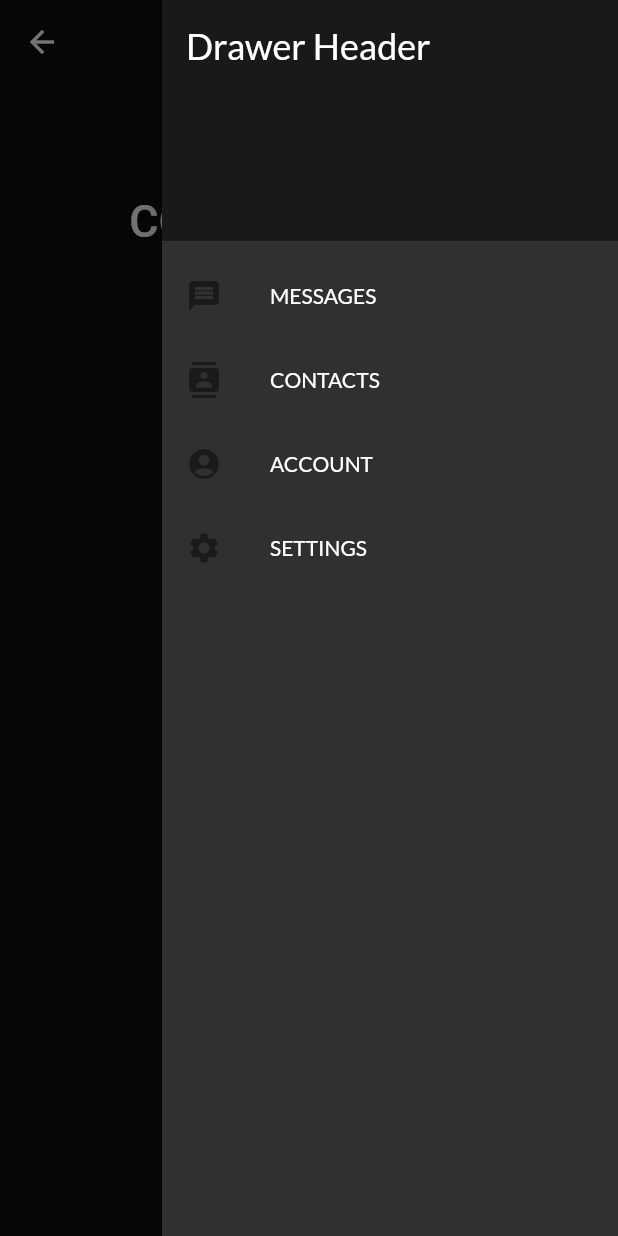
After one commit to kaciyn/aulare, a Flutter app: the HomePage screen opened directly, after a tap on the "menu" icon, on a phone screen of 412 x 824 dp. The commit adds this screen. Run offline on Flutter 3.47's test engine with Material 2 defaults, Android fonts, the phone set to English and light mode, and no system bars; our stand-ins replace bloc, cloud_firestore, equatable, file_picker, firebase_auth, firebase_core and 5 more; missing offline and left inert: flutter_launcher_icons, rubber; accounts and stored records are empty.

Commit message:
Login widget page extraction + menu drawer to components file for reusability

```diff
--- /dev/null
+++ b/lib/components/menu_drawer.dart
@@ -0,0 +1,60 @@
+import 'package:aulare/config/defaultTheme.dart';
+import 'package:aulare/config/transitions.dart';
+import 'package:aulare/views/contacts/components/floating_add_button.dart';
+import 'package:aulare/views/contacts/contacts_page.dart';
+import 'package:aulare/views/home/bloc/home_bloc.dart';
+import 'package:aulare/views/home/components/conversation_row.dart';
+import 'package:aulare/views/messaging/models/conversation_info.dart';
+import 'package:flutter/material.dart';
+import 'package:flutter_bloc/flutter_bloc.dart';
+import '../views/home/components/action_button.dart';
+import '../views/home/components/expandable_floating_action_button.dart';
+class MenuDrawer extends StatelessWidget {
+  const MenuDrawer({
+    Key? key,
+    required this.context,
+  }) : super(key: key);
+
+  final BuildContext context;
+
+  @override
+  Widget build(BuildContext context) {
+    return Drawer(
+      child: ListView(
+        padding: EdgeInsets.zero,
+        children: <Widget>[
+          DrawerHeader(
+            decoration: BoxDecoration(
+              color: darkTheme.primaryColor,
+            ),
+            child: const Text(
+              'Drawer Header',
+              style: TextStyle(
+                color: Colors.white,
+                fontSize: 24,
+              ),
+            ),
+          ),
+          const ListTile(
+            leading: Icon(Icons.message),
+            title: Text('MESSAGES'),
+          ),
+          ListTile(
+            leading: const Icon(Icons.contacts),
+            title: const Text('CONTACTS'),
+            onTap: () => Navigator.push(
+                context, SlideLeftRoute(page: const ContactListPage())),
+          ),
+          const ListTile(
+            leading: Icon(Icons.account_circle),
+            title: Text('ACCOUNT'),
+          ),
+          const ListTile(
+            leading: Icon(Icons.settings),
+            title: Text('SETTINGS'),
+          ),
+        ],
+      ),
+    );
+  }
+}
--- a/lib/views/home/home_page.dart
+++ b/lib/views/home/home_page.dart
@@ -1,3 +1,4 @@
+import 'package:aulare/components/menu_drawer.dart';
 import 'package:aulare/config/defaultTheme.dart';
 import 'package:aulare/config/transitions.dart';
 import 'package:aulare/views/contacts/components/floating_add_button.dart';
@@ -16,69 +17,16 @@ class HomePage extends StatelessWidget {
 
   static const _actionTitles = ['Create Post', 'Upload Photo', 'Upload Video'];
 
-  void _showAction(BuildContext context, int index) {
-    showDialog<void>(
-      context: context,
-      builder: (context) {
-        return AlertDialog(
-          content: Text(_actionTitles[index]),
-          actions: [
-            TextButton(
-              onPressed: () => Navigator.of(context).pop(),
-              child: const Text('CLOSE'),
-            ),
-          ],
-        );
-      },
-    );
-  }
-
   @override
   Widget build(BuildContext context) {
     final homeBloc = BlocProvider.of<HomeBloc>(context);
-    List<ConversationInfo>? conversationInfos = <ConversationInfo>[];
+    List<ConversationInfo>? conversationsInfo = <ConversationInfo>[];
     homeBloc.add(FetchConversations());
 
     return SafeArea(
         child: Scaffold(
             backgroundColor: darkTheme.scaffoldBackgroundColor,
-            endDrawer: Drawer(
-              child: ListView(
-                padding: EdgeInsets.zero,
-                children: <Widget>[
-                  DrawerHeader(
-                    decoration: BoxDecoration(
-                      color: darkTheme.primaryColor,
-                    ),
-                    child: const Text(
-                      'Drawer Header',
-                      style: TextStyle(
-                        color: Colors.white,
-                        fontSize: 24,
-                      ),
-                    ),
-                  ),
-                  const ListTile(
-                    leading: Icon(Icons.message),
-                    title: Text('MESSAGES'),
-                  ),
-                  ListTile(
-                    leading: const Icon(Icons.contacts),
-                    title: const Text('CONTACTS'),
-                    onTap: () => Navigator.push(
-                        context, SlideLeftRoute(page: const ContactListPage())),
-                  ),
-                  const ListTile(
-                    leading: Icon(Icons.account_circle),
-                    title: Text('ACCOUNT'),
-                  ),
-                  const ListTile(
-                    leading: Icon(Icons.settings),
-                    title: Text('SETTINGS'),
-                  ),
-                ],
-              ),
-            ),
+            endDrawer: MenuDrawer(context: context),
             body: CustomScrollView(slivers: <Widget>[
               SliverAppBar(
                 //lets back button coexist with enddrawer
@@ -107,17 +55,23 @@ class HomePage extends StatelessWidget {
                     ),
                   );
                 } else if (state is ConversationsInfoFetched) {
-                  conversationInfos = state.conversations;
+                  conversationsInfo = state.conversations;
                 }
                 return SliverList(
                   delegate: SliverChildBuilderDelegate(
                       (context, index) =>
-                          ConversationRow(conversationInfos![index]),
-                      childCount: conversationInfos!.length),
+                          ConversationRow(conversationsInfo![index]),
+                      childCount: conversationsInfo!.length),
                 );
               })
             ]),
-            floatingActionButton: ExpandableFloatingActionButton(
+            floatingActionButton:
+                buildExpandableFloatingActionButton(context)));
+  }
+
+  ExpandableFloatingActionButton buildExpandableFloatingActionButton(
+      BuildContext context) {
+    return ExpandableFloatingActionButton(
       distance: 112.0,
       children: [
         ActionButton(
@@ -135,6 +89,23 @@ class HomePage extends StatelessWidget {
           icon: const Icon(Icons.group_add),
         ),
       ],
-            )));
+    );
+  }
+
+  void _showAction(BuildContext context, int index) {
+    showDialog<void>(
+      context: context,
+      builder: (context) {
+        return AlertDialog(
+          content: Text(_actionTitles[index]),
+          actions: [
+            TextButton(
+              onPressed: () => Navigator.of(context).pop(),
+              child: const Text('CLOSE'),
+            ),
+          ],
+        );
+      },
+    );
   }
 }
```
Also changed, not shown: lib/views/authentication/login_page.dart (+56 -45 lines). Lines whose indentation alone changed are shown as unchanged.
